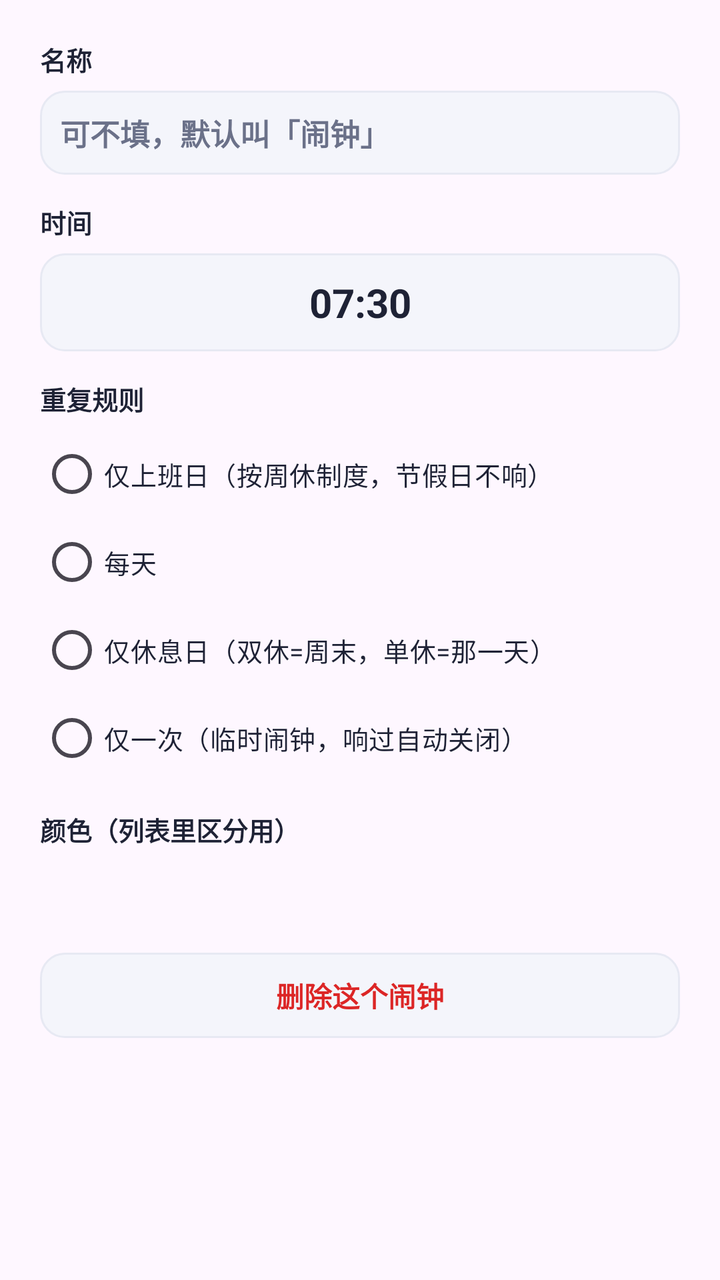
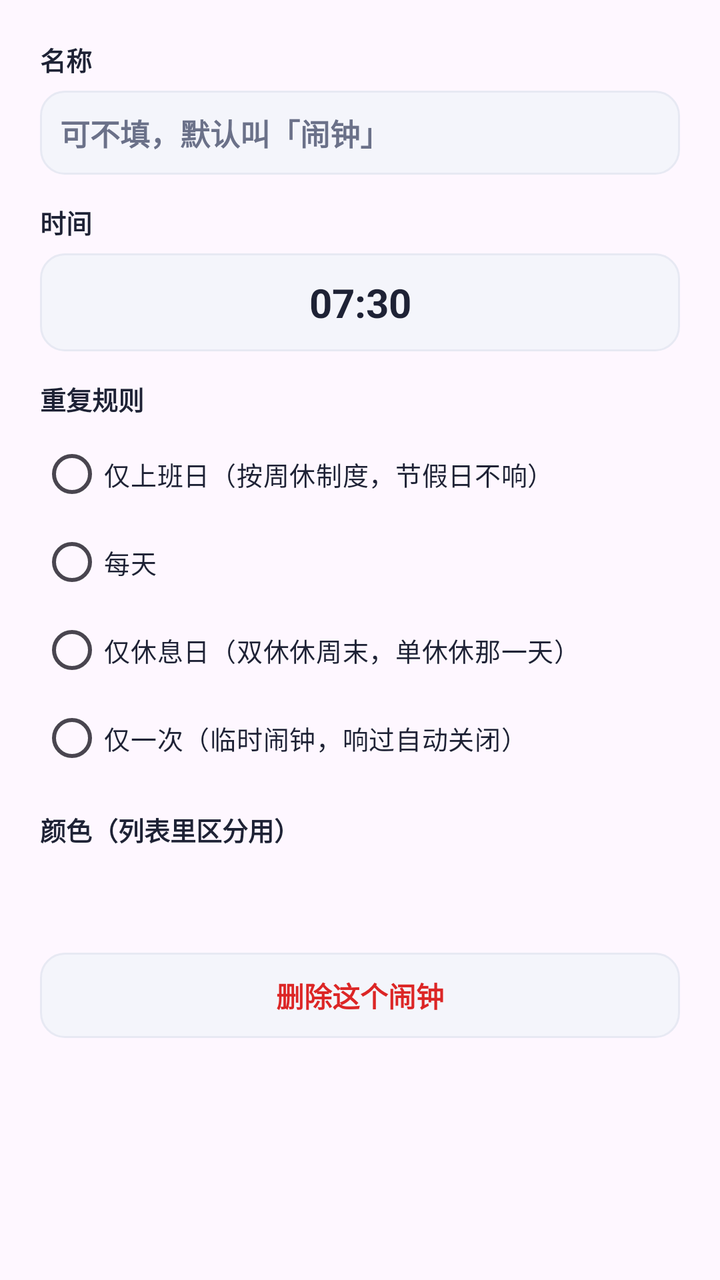

The first picture is an Android layout as it rendered before a commit; the second is the same layout after the commit. The layout source and the unified diff follow.
<!-- AndroidManifest.xml: application theme Theme.DaxiaoWeekAlarm -->
<!-- res/layout/dialog_alarm.xml -->
<?xml version="1.0" encoding="utf-8"?>
<ScrollView xmlns:android="http://schemas.android.com/apk/res/android"
    android:layout_width="match_parent"
    android:layout_height="wrap_content"
    android:fillViewport="true">

<LinearLayout
    android:layout_width="match_parent"
    android:layout_height="wrap_content"
    android:orientation="vertical"
    android:padding="20dp">

    <TextView
        style="@style/FieldLabel"
        android:layout_width="wrap_content"
        android:layout_height="wrap_content"
        android:text="名称" />

    <EditText
        android:id="@+id/et_alarm_label"
        android:layout_width="match_parent"
        android:layout_height="wrap_content"
        android:layout_marginTop="6dp"
        android:background="@drawable/bg_time_outline"
        android:importantForAutofill="no"
        android:inputType="text"
        android:maxLength="12"
        android:maxLines="1"
        android:padding="10dp"
        android:hint="可不填，默认叫「闹钟」"
        android:textColorHint="@color/sub"
        android:textColor="@color/ink"
        android:textSize="15sp"
        android:textStyle="bold" />

    <TextView
        style="@style/FieldLabel"
        android:layout_width="wrap_content"
        android:layout_height="wrap_content"
        android:layout_marginTop="14dp"
        android:text="时间" />

    <TextView
        android:id="@+id/tv_alarm_pick_time"
        android:layout_width="match_parent"
        android:layout_height="wrap_content"
        android:layout_marginTop="6dp"
        android:background="@drawable/bg_time_outline"
        android:clickable="true"
        android:focusable="true"
        android:gravity="center"
        android:padding="11dp"
        android:text="07:30"
        android:textColor="@color/ink"
        android:textSize="20sp"
        android:textStyle="bold" />

    <TextView
        style="@style/FieldLabel"
        android:layout_width="wrap_content"
        android:layout_height="wrap_content"
        android:layout_marginTop="14dp"
        android:text="重复规则" />

    <RadioGroup
        android:id="@+id/rg_alarm_mode"
        android:layout_width="match_parent"
        android:layout_height="wrap_content"
        android:layout_marginTop="6dp"
        android:orientation="vertical">

        <RadioButton
            android:id="@+id/rb_mode_workday"
            style="@style/WeekRadio"
            android:layout_width="match_parent"
            android:layout_height="wrap_content"
            android:minHeight="44dp"
            android:text="仅上班日（按周休制度，节假日不响）" />

        <RadioButton
            android:id="@+id/rb_mode_daily"
            style="@style/WeekRadio"
            android:layout_width="match_parent"
            android:layout_height="wrap_content"
            android:minHeight="44dp"
            android:text="每天" />

        <RadioButton
            android:id="@+id/rb_mode_weekend"
            style="@style/WeekRadio"
            android:layout_width="match_parent"
            android:layout_height="wrap_content"
            android:minHeight="44dp"
            android:text="仅休息日（双休=周末，单休=那一天）" />

        <RadioButton
            android:id="@+id/rb_mode_once"
            style="@style/WeekRadio"
            android:layout_width="match_parent"
            android:layout_height="wrap_content"
            android:minHeight="44dp"
            android:text="仅一次（临时闹钟，响过自动关闭）" />
    </RadioGroup>

    
    <LinearLayout
        android:id="@+id/row_once_date"
        android:layout_width="match_parent"
        android:layout_height="wrap_content"
        android:layout_marginTop="10dp"
        android:background="@drawable/bg_time_outline"
        android:clickable="true"
        android:focusable="true"
        android:orientation="vertical"
        android:padding="11dp"
        android:visibility="gone">

        <TextView
            style="@style/FieldLabel"
            android:layout_width="wrap_content"
            android:layout_height="wrap_content"
            android:text="哪一天" />

        <TextView
            android:id="@+id/tv_once_date"
            android:layout_width="match_parent"
            android:layout_height="wrap_content"
            android:layout_marginTop="3dp"
            android:textColor="@color/indigo"
            android:textSize="16sp"
            android:textStyle="bold" />
    </LinearLayout>

    
    <TextView
        style="@style/FieldLabel"
        android:layout_width="wrap_content"
        android:layout_height="wrap_content"
        android:layout_marginTop="14dp"
        android:text="颜色（列表里区分用）" />

    <LinearLayout
        android:id="@+id/row_alarm_color"
        android:layout_width="match_parent"
        android:layout_height="wrap_content"
        android:layout_marginTop="8dp"
        android:orientation="horizontal">

        <View
            android:id="@+id/alarm_color_0"
            android:layout_width="30dp"
            android:layout_height="30dp"
            android:layout_marginEnd="16dp"
            android:contentDescription="默认颜色" />

        <View
            android:id="@+id/alarm_color_1"
            android:layout_width="30dp"
            android:layout_height="30dp"
            android:layout_marginEnd="16dp"
            android:contentDescription="橙色" />

        <View
            android:id="@+id/alarm_color_2"
            android:layout_width="30dp"
            android:layout_height="30dp"
            android:layout_marginEnd="16dp"
            android:contentDescription="绿色" />

        <View
            android:id="@+id/alarm_color_3"
            android:layout_width="30dp"
            android:layout_height="30dp"
            android:contentDescription="紫色" />
    </LinearLayout>

    <TextView
        android:id="@+id/btn_alarm_delete"
        android:layout_width="match_parent"
        android:layout_height="wrap_content"
        android:layout_marginTop="14dp"
        android:background="@drawable/bg_time_outline"
        android:clickable="true"
        android:focusable="true"
        android:gravity="center"
        android:padding="11dp"
        android:text="删除这个闹钟"
        android:textColor="@color/danger"
        android:textSize="14sp"
        android:textStyle="bold" />
</LinearLayout>

</ScrollView>
<!-- resources referenced by this layout -->
<resources>
  <color name="danger">#DC2626</color>
  <color name="indigo">#4F46E5</color>
  <color name="ink">#1E2235</color>
  <color name="sub">#6B7189</color>
  <!-- drawable bg_time_outline (drawable) -->
  <?xml version="1.0" encoding="utf-8"?>
  <ripple xmlns:android="http://schemas.android.com/apk/res/android"
      android:color="#1F4F46E5">
      <item>
          <shape android:shape="rectangle">
              <solid android:color="@color/bg" />
              <corners android:radius="12dp" />
              <stroke android:width="1dp" android:color="@color/line" />
          </shape>
      </item>
  </ripple>
  <style name="FieldLabel">
          <item name="android:textColor">@color/ink</item>
          <item name="android:textSize">13sp</item>
          <item name="android:textStyle">bold</item>
      </style>
  <style name="WeekRadio">
          <item name="android:textSize">13sp</item>
          <item name="android:textColor">@color/ink</item>
          <item name="android:buttonTint">@color/indigo</item>
      </style>
  <style name="Theme.DaxiaoWeekAlarm" parent="Theme.Material3.DayNight.NoActionBar">
          <item name="colorPrimary">@color/indigo</item>
          <item name="colorPrimaryVariant">@color/indigo_dark</item>
          <item name="colorOnPrimary">@color/white</item>
          <item name="android:statusBarColor">@color/bg</item>
          <item name="android:windowLightStatusBar">true</item>
      </style>
  <color name="bg">#F4F5FB</color>
  <color name="line">#E7E9F3</color>
  <color name="indigo_dark">#4338CA</color>
  <color name="white">#FFFFFFFF</color>
</resources>

<!-- the commit's change to res/layout/dialog_alarm.xml (unified diff, before → after) -->
@@ -91,7 +91,7 @@
             android:layout_width="match_parent"
             android:layout_height="wrap_content"
             android:minHeight="44dp"
-            android:text="仅休息日（双休=周末，单休=那一天）" />
+            android:text="仅休息日（双休休周末，单休休那一天）" />
 
         <RadioButton
             android:id="@+id/rb_mode_once"
